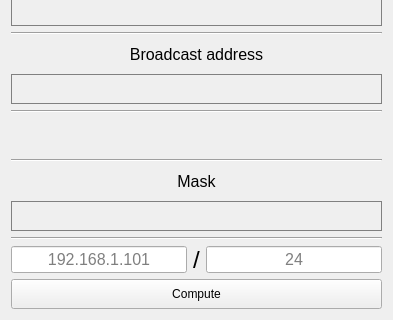
Above: win.ui from valerii540/IPCalculator before the change; both pictures show x 0 to 393 and y 299 to 619 of the 393 by 619 pixel window. Below: the same form after it.
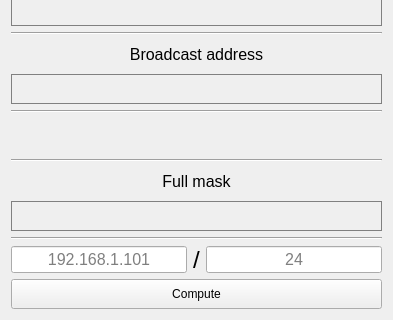
That is the form after the change. The open tabs and pages were chosen to show the change.

Commit message: Added class determining

Patch:
```diff
--- a/win.ui
+++ b/win.ui
@@ -415,7 +415,7 @@
            </font>
           </property>
           <property name="text">
-           <string>Mask</string>
+           <string>Full mask</string>
           </property>
           <property name="alignment">
            <set>Qt::AlignCenter</set>
```
Left out of the diff: 2 changed lines with no effect on the pictures. The commit also changes 1 other file.
